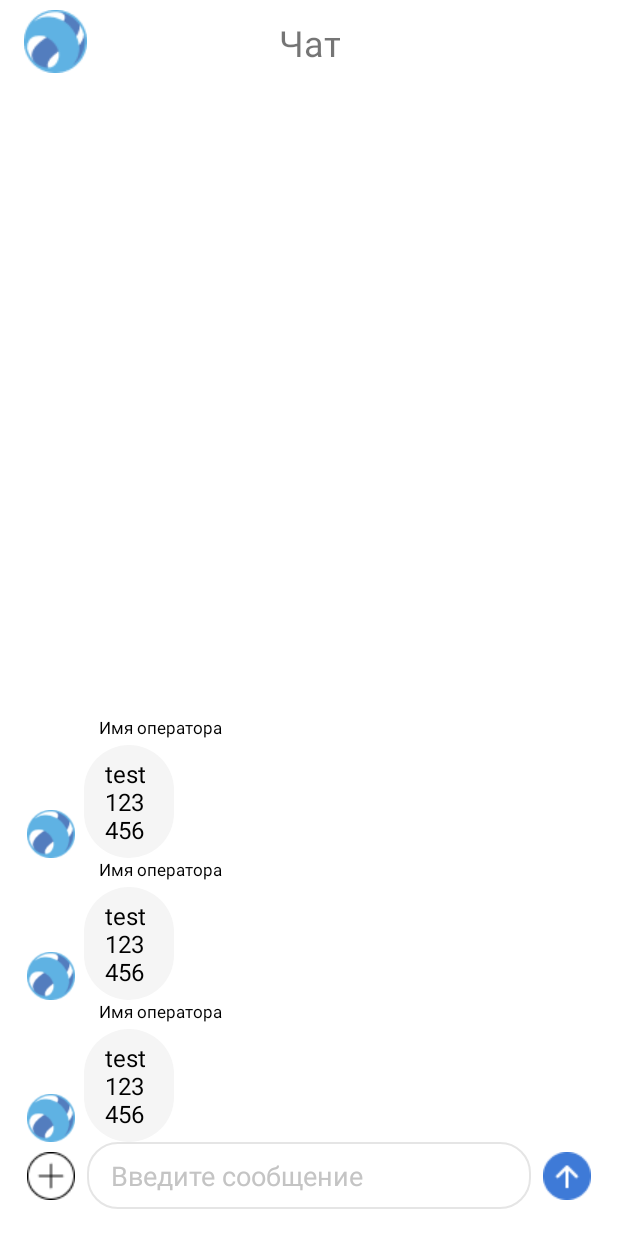
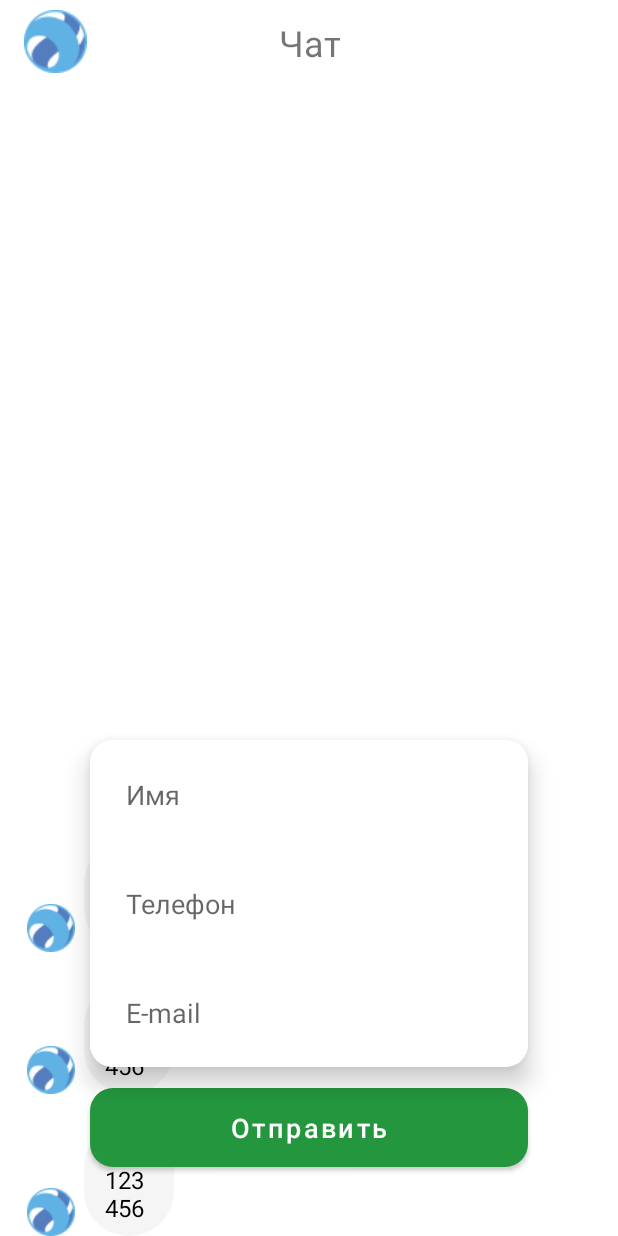
Before and after one commit to LiveTex/sdk-android, an Android app: the layout a_chat.xml on its own in the app's theme, with its tools: preview values and no code run, on a phone screen of 412 x 824 dp. Run offline under Robolectric (Android 15) with nearby library versions, the phone set to English and light mode, and no system bars; network calls fail.

Commit message:
[Demo] Implemented Attributes form. Moved connection logic to ViewModel.

```diff
--- a/demo/build.gradle
+++ b/demo/build.gradle
@@ -39,13 +39,13 @@ android {
 
 dependencies {
 	def lifecycle_version = "2.2.0"
-	def arch_version = "2.1.0"
 	implementation fileTree(dir: 'libs', include: ['*.jar'])
 	// LiveTex
 	implementation project(":sdk")
 
 	// androidx, ui
 	implementation 'androidx.appcompat:appcompat:1.1.0'
+	implementation 'com.google.android.material:material:1.1.0'
 	implementation 'androidx.constraintlayout:constraintlayout:1.1.3'
 	implementation "androidx.recyclerview:recyclerview:1.1.0"
 	// ViewModel
--- a/demo/src/main/res/layout/a_chat.xml
+++ b/demo/src/main/res/layout/a_chat.xml
@@ -35,12 +35,101 @@
 		android:layout_width="0dp"
 		android:layout_height="0dp"
 		app:layoutManager="androidx.recyclerview.widget.LinearLayoutManager"
-		app:layout_constraintBottom_toTopOf="@+id/inputContainerView"
+		app:layout_constraintBottom_toTopOf="@+id/bottomBarrier"
 		app:layout_constraintEnd_toEndOf="parent"
 		app:layout_constraintStart_toStartOf="parent"
 		app:layout_constraintTop_toBottomOf="@+id/toolbarView"
 		app:stackFromEnd="true"
 		tools:listitem="@layout/i_chat_message_in" />
+
+	<androidx.constraintlayout.widget.Barrier
+		android:id="@+id/bottomBarrier"
+		android:layout_width="0dp"
+		android:layout_height="wrap_content"
+		app:barrierDirection="top"
+		app:constraint_referenced_ids="inputContainerView,attributesContainerView"
+		app:layout_constraintBottom_toBottomOf="parent"
+		app:layout_constraintStart_toStartOf="parent" />
+
+	<LinearLayout
+		android:id="@+id/attributesContainerView"
+		android:layout_width="0dp"
+		android:layout_height="wrap_content"
+		android:layout_marginBottom="40dp"
+		android:orientation="vertical"
+		android:visibility="gone"
+		app:layout_constraintBottom_toBottomOf="parent"
+		app:layout_constraintEnd_toEndOf="parent"
+		app:layout_constraintStart_toStartOf="parent"
+		tools:visibility="visible">
+
+		<com.google.android.material.card.MaterialCardView
+			android:layout_width="match_parent"
+			android:layout_marginTop="10dp"
+			android:layout_height="wrap_content"
+			android:layout_marginStart="60dp"
+			android:layout_marginEnd="60dp"
+			app:cardBackgroundColor="#ffffff"
+			app:cardCornerRadius="15dp"
+			app:cardElevation="10dp"
+			app:cardMaxElevation="10dp">
+
+			<LinearLayout
+				android:layout_width="match_parent"
+				android:layout_height="wrap_content"
+				android:orientation="vertical">
+
+				<EditText
+					android:id="@+id/attributesNameView"
+					android:layout_width="match_parent"
+					android:layout_height="wrap_content"
+					android:background="#ffffff"
+					android:hint="Имя"
+					android:inputType="textPersonName"
+					android:maxLength="100"
+					android:padding="24dp"
+					android:singleLine="true" />
+
+				<EditText
+					android:id="@+id/attributesPhoneView"
+					android:layout_width="match_parent"
+					android:layout_height="wrap_content"
+					android:background="#ffffff"
+					android:hint="Телефон"
+					android:inputType="phone"
+					android:maxLength="100"
+					android:padding="24dp"
+					android:singleLine="true" />
+
+				<EditText
+					android:id="@+id/attributesEmailView"
+					android:layout_width="match_parent"
+					android:layout_height="wrap_content"
+					android:background="#ffffff"
+					android:hint="E-mail"
+					android:inputType="textEmailAddress"
+					android:maxLength="100"
+					android:padding="24dp"
+					android:singleLine="true" />
+			</LinearLayout>
+
+		</com.google.android.material.card.MaterialCardView>
+
+		<com.google.android.material.button.MaterialButton
+			android:id="@+id/attributesSendView"
+			android:layout_width="match_parent"
+			android:layout_height="wrap_content"
+			android:layout_marginStart="60dp"
+			android:layout_marginTop="8dp"
+			android:layout_marginEnd="60dp"
+			android:paddingTop="14dp"
+			android:paddingBottom="14dp"
+			android:text="Отправить"
+			android:textAllCaps="false"
+			android:textSize="18sp"
+			app:backgroundTint="#24973E"
+			app:cornerRadius="15dp" />
+	</LinearLayout>
 
 	<androidx.constraintlayout.widget.ConstraintLayout
 		android:id="@+id/inputContainerView"
@@ -51,7 +140,8 @@
 		android:layout_marginBottom="18dp"
 		app:layout_constraintBottom_toBottomOf="parent"
 		app:layout_constraintEnd_toEndOf="parent"
-		app:layout_constraintStart_toStartOf="parent">
+		app:layout_constraintStart_toStartOf="parent"
+		tools:visibility="gone">
 
 		<ImageView
 			android:id="@+id/addView"
--- a/demo/src/main/res/values/styles.xml
+++ b/demo/src/main/res/values/styles.xml
@@ -1,13 +1,13 @@
 <resources>
 
-	<style name="AppTheme" parent="Theme.AppCompat.Light.NoActionBar">
+	<style name="AppTheme" parent="Theme.MaterialComponents.Light.NoActionBar">
 		<item name="colorPrimary">@color/colorPrimary</item>
 		<item name="colorPrimaryDark">@color/colorPrimaryDark</item>
 		<item name="colorAccent">@color/colorAccent</item>
 		<item name="toolbarStyle">@style/ToolBarStyle</item>
 	</style>
 
-	<style name="ToolBarStyle" parent="Widget.AppCompat.Toolbar">
+	<style name="ToolBarStyle" parent="Widget.MaterialComponents.Toolbar">
 		<item name="titleTextColor">@android:color/white</item>
 		<item name="subtitleTextColor">@android:color/white</item>
 	</style>
```
Also changed, not shown: demo/src/main/java/ru/livetex/demoapp/ui/ChatActivity.java (+52 -22 lines), demo/src/main/java/ru/livetex/demoapp/ui/ChatViewModel.java (+48 -30 lines), demo/src/main/java/ru/livetex/demoapp/ui/ChatViewModelFactory.java (added, +20 -0 lines), demo/src/main/java/ru/livetex/demoapp/ui/ChatViewState.java (added, +8 -0 lines), demo/src/main/java/ru/livetex/demoapp/utils/InputUtils.java (added, +19 -0 lines).
